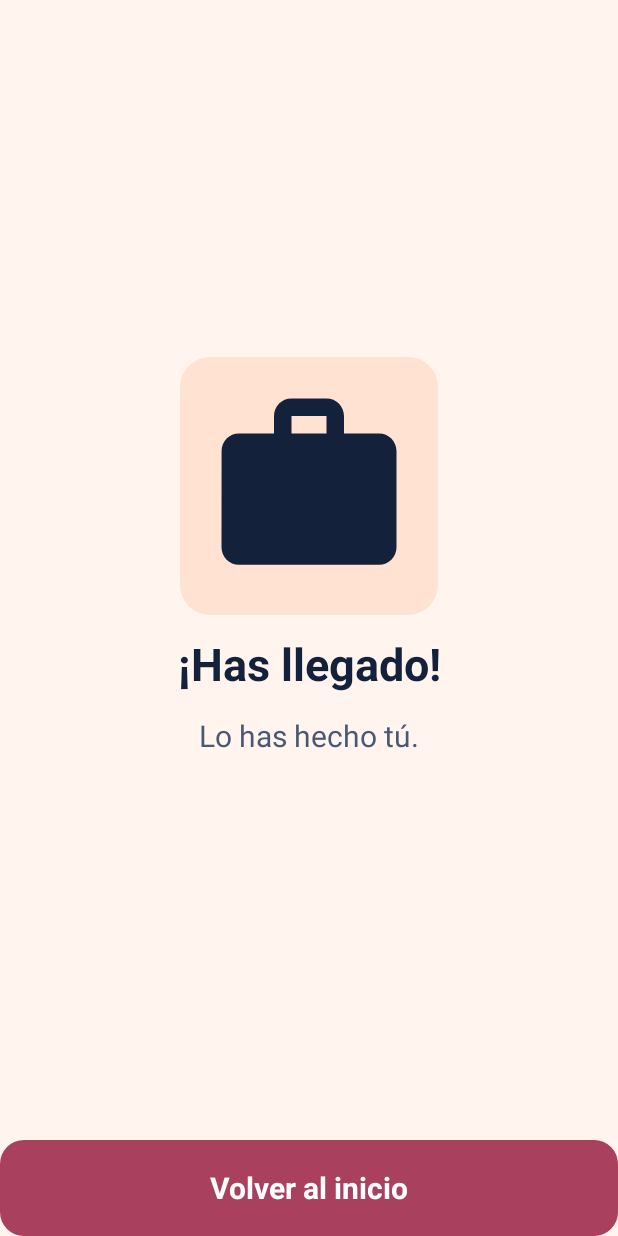
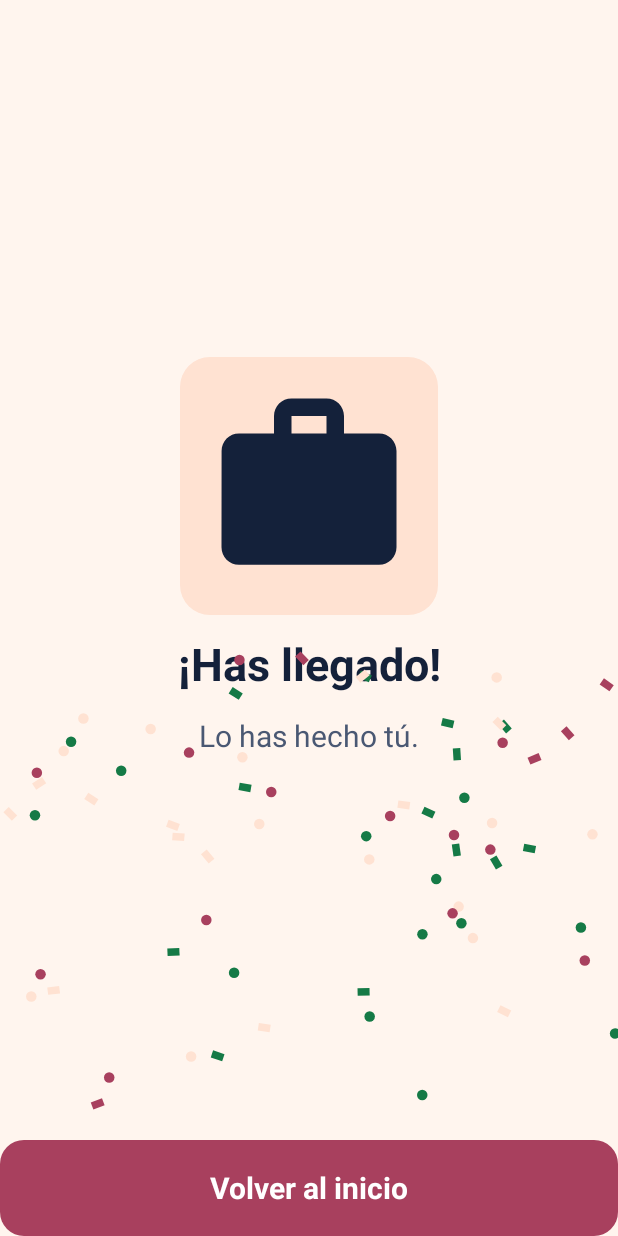
Before and after one commit to Cicker21/RDM, an Android app built with Jetpack Compose: the composable LlegadaScreen shown on its own in the app's theme, on a phone screen of 412 x 824 dp. Run offline under Robolectric (Android 15) with nearby library versions, the phone set to English and light mode, and no system bars.

Commit message:
feat(celebracion): confeti suave al llegar al destino
Se dibuja con Canvas, sin librerías ni sonido, con los colores del tema y sin destellos. Se puede quitar en Ajustes («Celebrar al llegar») y no aparece si el móvil tiene las animaciones desactivadas. En Ajustes, ahora se puede tocar toda la fila de cada interruptor.

```diff
--- a/app/src/main/java/camejoreig/senda/datos/Modelo.kt
+++ b/app/src/main/java/camejoreig/senda/datos/Modelo.kt
@@ -87,4 +87,5 @@ data class Ajustes(
     val aperturaApoyo: AperturaApoyo = AperturaApoyo.DOS_SEGUNDOS, // solo se cambia en Ajustes
     val tema: TemaColor = TemaColor.MELOCOTON,
     val modo: ModoColor = ModoColor.SEGUN_MOVIL, // solo se cambia en Ajustes
+    val celebrar: Boolean = true, // confeti al llegar al destino
 )
--- a/app/src/main/java/camejoreig/senda/datos/Repositorio.kt
+++ b/app/src/main/java/camejoreig/senda/datos/Repositorio.kt
@@ -133,6 +133,7 @@ class Repositorio(private val ctx: Context) {
         .put("aperturaApoyo", a.aperturaApoyo.name)
         .put("tema", a.tema.name)
         .put("modo", a.modo.name)
+        .put("celebrar", a.celebrar)
 
     private fun ajustesDesdeJson(o: JSONObject): Ajustes {
         val c = o.optJSONObject("contacto")
@@ -146,6 +147,7 @@ class Repositorio(private val ctx: Context) {
             aperturaApoyo = runCatching { AperturaApoyo.valueOf(o.getString("aperturaApoyo")) }.getOrDefault(AperturaApoyo.DOS_SEGUNDOS),
             tema = runCatching { TemaColor.valueOf(o.getString("tema")) }.getOrDefault(TemaColor.MELOCOTON),
             modo = runCatching { ModoColor.valueOf(o.getString("modo")) }.getOrDefault(ModoColor.SEGUN_MOVIL),
+            celebrar = o.optBoolean("celebrar", true), // si no está guardado (versión antigua), sí
         )
     }
 
--- a/app/src/main/java/camejoreig/senda/ui/AjustesScreen.kt
+++ b/app/src/main/java/camejoreig/senda/ui/AjustesScreen.kt
@@ -13,6 +13,7 @@ import androidx.compose.foundation.layout.heightIn
 import androidx.compose.foundation.layout.padding
 import androidx.compose.foundation.layout.size
 import androidx.compose.foundation.rememberScrollState
+import androidx.compose.foundation.selection.toggleable
 import androidx.compose.foundation.shape.CircleShape
 import androidx.compose.foundation.text.KeyboardOptions
 import androidx.compose.foundation.verticalScroll
@@ -35,6 +36,7 @@ import androidx.compose.ui.Alignment
 import androidx.compose.ui.Modifier
 import androidx.compose.ui.draw.clip
 import androidx.compose.ui.focus.onFocusChanged
+import androidx.compose.ui.semantics.Role
 import androidx.compose.ui.text.input.KeyboardType
 import androidx.compose.ui.text.style.TextAlign
 import androidx.compose.ui.unit.dp
@@ -132,6 +134,7 @@ fun AjustesScreen(repo: Repositorio, voz: Voz, volver: () -> Unit) {
                 Opciones(ModoColor.entries, a.modo, porFila = 3, elegir = { cambiar(a.copy(modo = it)) }) { m -> TextoOpcion(m.etiqueta) }
                 Interruptor("Más contraste", a.altoContraste) { cambiar(a.copy(altoContraste = it)) }
                 Interruptor("Dibujos grandes en el viaje", a.dibujosGrandes) { cambiar(a.copy(dibujosGrandes = it)) }
+                Interruptor("Celebrar al llegar (confeti)", a.celebrar) { cambiar(a.copy(celebrar = it)) }
             }
 
             TituloSeccion("Persona de ayuda")
@@ -200,14 +203,18 @@ private fun TextoOpcion(texto: String) {
  */
 @Composable
 private fun Interruptor(texto: String, activo: Boolean, cambiar: (Boolean) -> Unit) {
-    Row(Modifier.fillMaxWidth().heightIn(min = 56.dp), verticalAlignment = Alignment.CenterVertically) {
+    // Toda la fila se puede tocar, no solo el interruptor (es más fácil acertar)
+    Row(
+        Modifier.fillMaxWidth().heightIn(min = 56.dp).toggleable(value = activo, role = Role.Switch, onValueChange = cambiar),
+        verticalAlignment = Alignment.CenterVertically,
+    ) {
         Text(texto, style = MaterialTheme.typography.bodyLarge, modifier = Modifier.weight(1f))
         Text(
             if (activo) "Sí" else "No",
             style = MaterialTheme.typography.bodyLarge,
             modifier = Modifier.padding(horizontal = 12.dp),
         )
-        Switch(checked = activo, onCheckedChange = cambiar)
+        Switch(checked = activo, onCheckedChange = null) // el toque lo recoge la fila entera
     }
 }
 
--- /dev/null
+++ b/app/src/main/java/camejoreig/senda/ui/Celebracion.kt
@@ -0,0 +1,122 @@
+package camejoreig.senda.ui
+
+import android.provider.Settings
+import androidx.compose.animation.core.Animatable
+import androidx.compose.animation.core.LinearEasing
+import androidx.compose.animation.core.tween
+import androidx.compose.foundation.Canvas
+import androidx.compose.foundation.layout.fillMaxSize
+import androidx.compose.material3.MaterialTheme
+import androidx.compose.runtime.Composable
+import androidx.compose.runtime.LaunchedEffect
+import androidx.compose.runtime.remember
+import androidx.compose.ui.Modifier
+import androidx.compose.ui.geometry.Offset
+import androidx.compose.ui.geometry.Size
+import androidx.compose.ui.graphics.Color
+import androidx.compose.ui.graphics.drawscope.rotate
+import androidx.compose.ui.hapticfeedback.HapticFeedbackType
+import androidx.compose.ui.platform.LocalContext
+import androidx.compose.ui.platform.LocalHapticFeedback
+import androidx.compose.ui.unit.dp
+import camejoreig.senda.ui.theme.LocalExtra
+import kotlin.math.PI
+import kotlin.math.sin
+import kotlin.random.Random
+
+/*
+ * Celebración al llegar: confeti suave que cae desde arriba durante unos segundos.
+ *
+ * Pensado para que anime sin agobiar:
+ * - Cae despacio, con un ligero balanceo, y al final se desvanece. Nada parpadea ni destella
+ *   (regla de fotosensibilidad: nada cambia de brillo más de 3 veces por segundo).
+ * - Usa los colores del tema elegido, así no aparecen colores nuevos de golpe.
+ * - Se dibuja encima de la pantalla pero no tapa los botones: los toques pasan a través.
+ * - Sin sonido. Solo una vibración corta al empezar.
+ * - Si el móvil tiene las animaciones quitadas (accesibilidad), no hay confeti:
+ *   la pantalla de llegada ya enseña el dibujo y el mensaje.
+ *
+ * No usa ninguna librería: se dibuja con Canvas de Compose.
+ */
+
+private const val DURACION_MS = 3500
+private const val CANTIDAD = 70
+
+/** Un trozo de confeti. Las posiciones y tiempos van de 0 a 1 (proporción de la pantalla o del tiempo). */
+private class Trozo(
+    val x: Float,          // posición horizontal de salida
+    val retraso: Float,    // cuándo empieza a caer
+    val velocidad: Float,  // qué parte de la pantalla recorre
+    val vaiven: Float,     // cuánto se balancea a los lados (en dp)
+    val fase: Float,       // para que no se balanceen todos a la vez
+    val giro: Float,       // vueltas que da mientras cae (como mucho una)
+    val color: Int,        // cuál de los colores del tema usa
+    val circulo: Boolean,  // círculo o rectángulo
+)
+
+/**
+ * Confeti encima de la pantalla. Ponerlo al final de un Box, después del contenido.
+ * [activa] = el ajuste «Celebrar al llegar».
+ */
+@Composable
+fun Celebracion(activa: Boolean, modifier: Modifier = Modifier) {
+    if (!activa) return
+
+    // Vibración corta al llegar (no necesita permisos)
+    val vibracion = LocalHapticFeedback.current
+    LaunchedEffect(Unit) { vibracion.performHapticFeedback(HapticFeedbackType.LongPress) }
+
+    // Si el móvil tiene las animaciones desactivadas, no se dibuja confeti
+    val contexto = LocalContext.current
+    val hayAnimaciones = remember {
+        Settings.Global.getFloat(contexto.contentResolver, Settings.Global.ANIMATOR_DURATION_SCALE, 1f) > 0f
+    }
+    if (!hayAnimaciones) return
+
+    val colores = listOf(MaterialTheme.colorScheme.primary, LocalExtra.current.ok, LocalExtra.current.fondoIcono)
+    val trozos = remember {
+        List(CANTIDAD) {
+            Trozo(
+                x = Random.nextFloat(),
+                retraso = Random.nextFloat() * 0.35f,
+                velocidad = 0.8f + Random.nextFloat() * 0.4f,
+                vaiven = 8f + Random.nextFloat() * 16f,
+                fase = Random.nextFloat() * 2f * PI.toFloat(),
+                giro = Random.nextFloat(),
+                color = Random.nextInt(3),
+                circulo = Random.nextBoolean(),
+            )
+        }
+    }
+
+    // Reloj de la animación: va de 0 a 1 una sola vez
+    val tiempo = remember { Animatable(0f) }
+    LaunchedEffect(Unit) { tiempo.animateTo(1f, tween(DURACION_MS, easing = LinearEasing)) }
+    if (tiempo.value >= 1f) return
+
+    Canvas(modifier.fillMaxSize()) {
+        val t = tiempo.value
+        // El último cuarto del tiempo, todo se desvanece poco a poco
+        val opacidad = if (t > 0.75f) (1f - t) / 0.25f else 1f
+        val ancho = 8.dp.toPx()
+        val alto = 5.dp.toPx()
+        val radio = 3.5.dp.toPx()
+
+        trozos.forEach { trozo ->
+            // Avance de este trozo (0 = todavía arriba, 1 = ha terminado de caer)
+            val p = ((t - trozo.retraso) / (1f - trozo.retraso)).coerceIn(0f, 1f)
+            if (p <= 0f) return@forEach
+            val x = trozo.x * size.width + sin(p * 3f * PI.toFloat() + trozo.fase) * trozo.vaiven.dp.toPx()
+            val y = -20.dp.toPx() + p * trozo.velocidad * (size.height + 40.dp.toPx())
+            val color: Color = colores[trozo.color].copy(alpha = opacidad)
+
+            if (trozo.circulo) {
+                drawCircle(color, radio, Offset(x, y))
+            } else {
+                rotate(trozo.giro * 360f * p, pivot = Offset(x, y)) {
+                    drawRect(color, topLeft = Offset(x - ancho / 2, y - alto / 2), size = Size(ancho, alto))
+                }
+            }
+        }
+    }
+}
--- a/app/src/main/java/camejoreig/senda/ui/Orquestador.kt
+++ b/app/src/main/java/camejoreig/senda/ui/Orquestador.kt
@@ -231,7 +231,8 @@ fun PersonalScreen(repo: Repositorio, voz: Voz, volver: () -> Unit) {
 // Llegada
 // ---------------------------------------------------------------
 @Composable
-fun LlegadaScreen(inicio: () -> Unit) {
+fun LlegadaScreen(inicio: () -> Unit, celebrar: Boolean = true) {
+    Box(Modifier.fillMaxSize()) {
     Column(Modifier.fillMaxSize(), horizontalAlignment = Alignment.CenterHorizontally, verticalArrangement = Arrangement.spacedBy(16.dp)) {
         Spacer(Modifier.weight(1f))
         VisualPaso(Paso("", Icono.TRABAJO), tamano = 140.dp)
@@ -240,4 +241,6 @@ fun LlegadaScreen(inicio: () -> Unit) {
         Spacer(Modifier.weight(1f))
         BotonGrande("Volver al inicio", inicio)
     }
+    Celebracion(activa = celebrar) // confeti encima (ui/Celebracion.kt); no tapa el botón
+    }
 }
--- a/app/src/main/java/camejoreig/senda/ui/SendaApp.kt
+++ b/app/src/main/java/camejoreig/senda/ui/SendaApp.kt
@@ -101,7 +101,7 @@ fun SendaApp(repo: Repositorio, voz: Voz) {
                     personal = { pantalla = Pantalla.Personal },
                 )
                 Pantalla.Personal -> PersonalScreen(repo = repo, voz = voz, volver = { pantalla = Pantalla.Viaje })
-                Pantalla.Llegada -> LlegadaScreen(inicio = { pantalla = Pantalla.Inicio })
+                Pantalla.Llegada -> LlegadaScreen(inicio = { pantalla = Pantalla.Inicio }, celebrar = repo.ajustes?.celebrar ?: true)
                 Pantalla.Creador -> CreadorScreen(
                     repo = repo,
                     editar = { r, nueva -> pantalla = Pantalla.Editor(r, nueva) },
```
